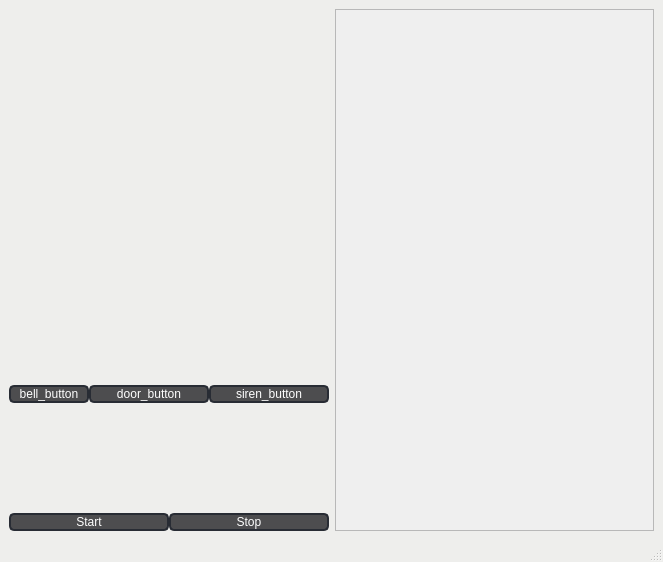
The window that Server/face-recognition/face_recognition.ui (miiiingi/VEDA_FinalProject) describes before a commit, drawn with Qt 5.
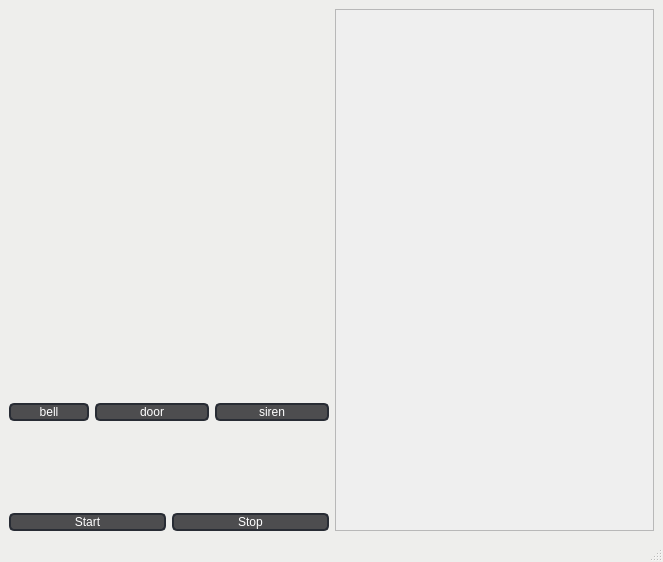
The same window after the commit.

Commit message: fix: ui 간격, 버튼 텍스트 수정

What changed in the file:
```diff
--- a/Server/face-recognition/face_recognition.ui
+++ b/Server/face-recognition/face_recognition.ui
@@ -88,7 +88,7 @@
       <item>
        <layout class="QFormLayout" name="formLayout">
         <property name="verticalSpacing">
-         <number>30</number>
+         <number>6</number>
         </property>
         <item row="0" column="0" colspan="2">
          <layout class="QHBoxLayout" name="iconsLayout">
@@ -97,7 +97,7 @@
             <item>
              <widget class="QPushButton" name="bell_button">
               <property name="text">
-               <string>bell_button</string>
+               <string>bell</string>
               </property>
              </widget>
             </item>
@@ -130,7 +130,7 @@
             <item>
              <widget class="QPushButton" name="door_button">
               <property name="text">
-               <string>door_button</string>
+               <string>door</string>
               </property>
              </widget>
             </item>
@@ -157,7 +157,7 @@
             <item>
              <widget class="QPushButton" name="siren_button">
               <property name="text">
-               <string>siren_button</string>
+               <string>siren</string>
               </property>
              </widget>
             </item>
```
